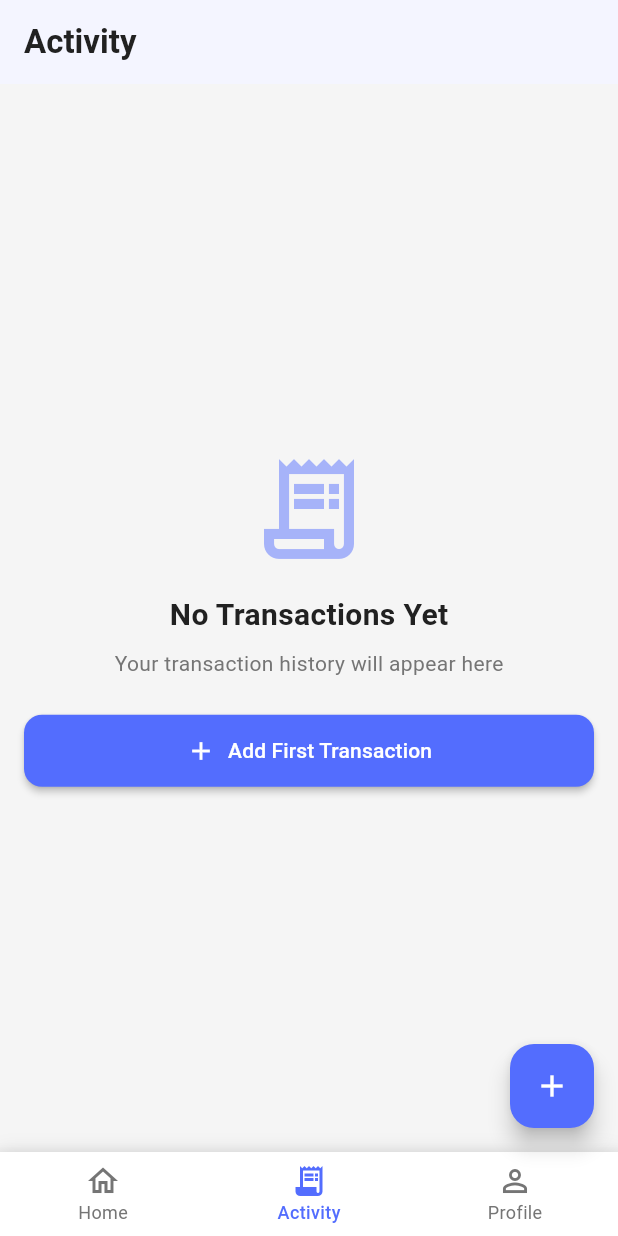
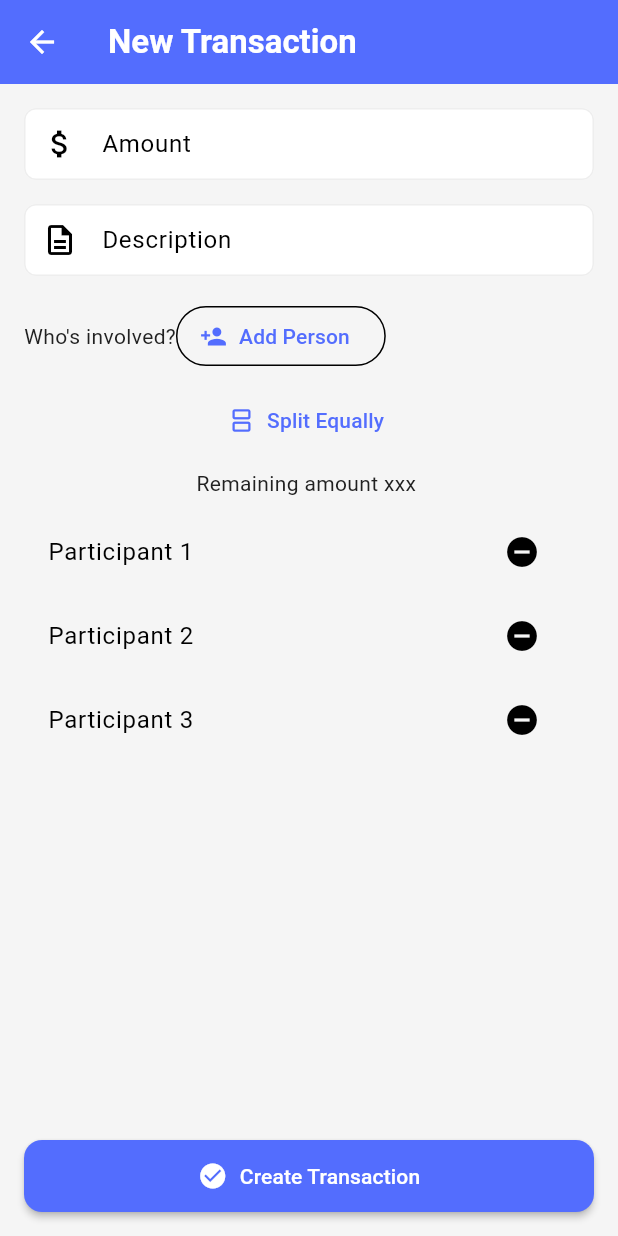
Before and after one commit to javakanaya/how-much-do-i-owe-you, a Flutter app: the screen it shows once a user with an empty profile is signed in, item 2 of the bottom bar chosen, after a tap on "Add First Transaction", on a phone screen of 412 x 824 dp. Run offline on Flutter 3.47's test engine with Material 3 defaults, Android fonts, the phone set to English and light mode, and no system bars; our stand-ins replace cloud_firestore, firebase_auth, firebase_core, firebase_storage, flutter_riverpod, image_picker and 1 more; accounts and stored records are empty; generated files the repository leaves out were written again; Roboto replaces fonts that are missing (Poppins).

Commit message:
feat: add transaction base screen

```diff
--- a/lib/main.dart
+++ b/lib/main.dart
@@ -56,7 +56,6 @@ class MyApp extends ConsumerWidget {
       // Define additional routes for non-auth dependent screens
       routes: {
         '/register': (context) => const RegisterScreen(),
-        // '/about': (context) => const AboutScreen(),
         // Other routes that don't depend on auth state
       },
     );
--- a/lib/models/balance_model.dart
+++ b/lib/models/balance_model.dart
@@ -4,8 +4,9 @@ class BalanceModel {
   final String id;
   final String userIdA; // First user
   final String userIdB; // Second user
-  final double
-  amount; // Positive means userA is owed by userB, negative means userA owes userB
+
+  // Positive means userA is owed by userB, negative means userA owes userB
+  final double amount;
   final DateTime lastUpdated;
 
   BalanceModel({
--- a/lib/models/index.dart
+++ b/lib/models/index.dart
@@ -1,5 +1,4 @@
 export 'user_model.dart';
 export 'transaction_model.dart';
-export 'participant_model.dart';
 export 'balance_model.dart';
 export 'settlement_model.dart';
--- a/lib/ui/screens/activity/widgets/empty_transactions.dart
+++ b/lib/ui/screens/activity/widgets/empty_transactions.dart
@@ -1,5 +1,6 @@
 import 'package:flutter/material.dart';
 import 'package:how_much_do_i_owe_you/config/app_theme.dart';
+import 'package:how_much_do_i_owe_you/ui/screens/transaction/add_transaction_screen.dart';
 import 'package:how_much_do_i_owe_you/ui/widgets/custom_button.dart';
 
 class EmptyTransactions extends StatelessWidget {
@@ -36,7 +37,12 @@ class EmptyTransactions extends StatelessWidget {
             PrimaryButton(
               text: 'Add First Transaction',
               icon: Icons.add,
-              onPressed: () {},
+              onPressed: () {
+                Navigator.push(
+                  context,
+                  MaterialPageRoute(builder: (context) => const AddTransactionScreen()),
+                );
+              },
             ),
           ],
         ),
--- /dev/null
+++ b/lib/ui/screens/transaction/add_transaction_screen.dart
@@ -0,0 +1,113 @@
+import 'package:flutter/material.dart';
+import 'package:flutter_riverpod/flutter_riverpod.dart';
+import 'package:how_much_do_i_owe_you/ui/widgets/custom_button.dart';
+import 'package:how_much_do_i_owe_you/ui/widgets/custom_input_field.dart';
+
+class AddTransactionScreen extends ConsumerStatefulWidget {
+  const AddTransactionScreen({super.key});
+
+  @override
+  ConsumerState<AddTransactionScreen> createState() => _AddTransactionScreenState();
+}
+
+class _AddTransactionScreenState extends ConsumerState<AddTransactionScreen> {
+  @override
+  Widget build(BuildContext context) {
+    return Scaffold(
+      appBar: AppBar(title: const Text('New Transaction')),
+      body: SafeArea(
+        child: Form(
+          child: Padding(
+            padding: const EdgeInsets.all(16.0),
+            child: Column(
+              // MAIN COLUMN (to set the button at the bottom)
+              children: [
+                Expanded(
+                  child: SingleChildScrollView(
+                    child: Column(
+                      children: [
+                        // AMOUNT
+                        TextFormField(
+                          decoration: const InputDecoration(
+                            labelText: 'Amount',
+                            prefixIcon: Icon(Icons.attach_money),
+                          ),
+                          keyboardType: TextInputType.number,
+                        ),
+
+                        const SizedBox(height: 16),
+
+                        // DESCRIPTION
+                        CustomInputField(
+                          controller: TextEditingController(),
+                          labelText: 'Description',
+                          hintText: 'What was this expense for?',
+                          prefixIcon: Icons.description_outlined,
+                        ),
+
+                        const SizedBox(height: 16),
+
+                        // ADD PARTICIPANTS
+                        Row(
+                          children: [
+                            const Text('Who\'s involved?'),
+                            OutlinedButton.icon(
+                              onPressed: () {},
+                              icon: const Icon(Icons.person_add),
+                              label: const Text('Add Person'),
+                            ),
+                          ],
+                        ),
+
+                        const SizedBox(height: 8),
+
+                        // SPLIT EQUALLY
+                        TextButton.icon(
+                          onPressed: () {},
+                          label: const Text('Split Equally'),
+                          icon: const Icon(Icons.splitscreen),
+                        ),
+
+                        const SizedBox(height: 8),
+
+                        // REMAINING AMOUNT
+                        Padding(
+                          padding: const EdgeInsets.only(bottom: 8.0),
+                          child: Text('Remaining amount xxx '),
+                        ),
+
+                        // PARTICIPANTS LIST
+                        ListView.builder(
+                          shrinkWrap: true,
+                          physics: const NeverScrollableScrollPhysics(),
+                          itemCount: 3, // Replace with actual participant count
+                          itemBuilder: (context, index) {
+                            return ListTile(
+                              title: Text('Participant ${index + 1}'),
+                              trailing: IconButton(
+                                icon: const Icon(Icons.remove_circle),
+                                onPressed: () {},
+                              ),
+                            );
+                          },
+                        ),
+                      ],
+                    ),
+                  ),
+                ),
+
+                const SizedBox(height: 16),
+
+                PrimaryButton(
+                  text: 'Create Transaction',
+                  icon: Icons.check_circle,
+                  onPressed: () {},
+                ),
+              ],
+            ),
+          ),
+        ),
+      ),
+    );
+  }
+}
--- a/lib/ui/widgets/app_navigation_wrapper.dart
+++ b/lib/ui/widgets/app_navigation_wrapper.dart
@@ -3,6 +3,7 @@ import 'package:how_much_do_i_owe_you/config/app_theme.dart';
 import 'package:how_much_do_i_owe_you/ui/screens/activity/activity_screen.dart';
 import 'package:how_much_do_i_owe_you/ui/screens/home/home_screen.dart';
 import 'package:how_much_do_i_owe_you/ui/screens/profile/profile_screen.dart';
+import 'package:how_much_do_i_owe_you/ui/screens/transaction/add_transaction_screen.dart';
 
 class AppNavigationWrapper extends StatefulWidget {
   final int initialPageIndex;
@@ -48,7 +49,7 @@ class _AppNavigationWrapperState extends State<AppNavigationWrapper> {
           ),
         ),
         elevation: 2,
-        backgroundColor: Colors.white,
+        backgroundColor: AppTheme.backgroundColor,
         foregroundColor: AppTheme.textPrimaryColor,
       ),
       body: _screens[_selectedPageIndex],
@@ -103,7 +104,10 @@ class _AppNavigationWrapperState extends State<AppNavigationWrapper> {
           _selectedPageIndex == 0 || _selectedPageIndex == 1
               ? FloatingActionButton(
                 onPressed: () {
-                  // Navigate to add transaction screen
+                  Navigator.push(
+                    context,
+                    MaterialPageRoute(builder: (context) => const AddTransactionScreen()),
+                  );
                 },
                 backgroundColor: AppTheme.primaryColor,
                 child: const Icon(Icons.add),
```
